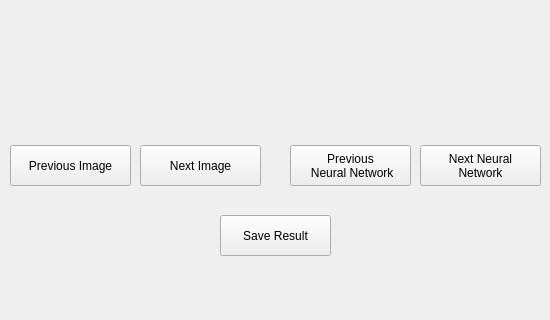
Old version of the form ImplementationPhase/View/ViewModule/ui/ClassificationResultPanel.ui in the repository JohannesHaering/PSE; both pictures show x 0 to 550 and y 365 to 685 of the 550 by 685 pixel window.
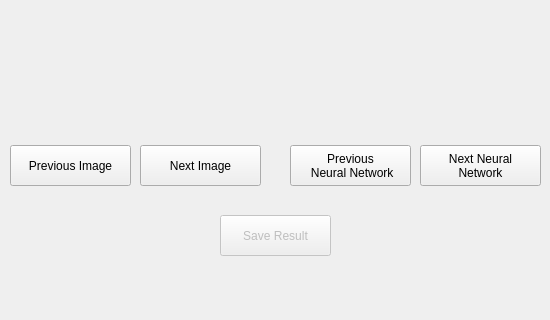
New version of the form.

```diff
--- a/ImplementationPhase/View/ViewModule/ui/ClassificationResultPanel.ui
+++ b/ImplementationPhase/View/ViewModule/ui/ClassificationResultPanel.ui
@@ -120,6 +120,9 @@
    </property>
   </widget>
   <widget class="QPushButton" name="saveResultButton">
+   <property name="enabled">
+    <bool>false</bool>
+   </property>
    <property name="geometry">
     <rect>
      <x>220</x>
```
